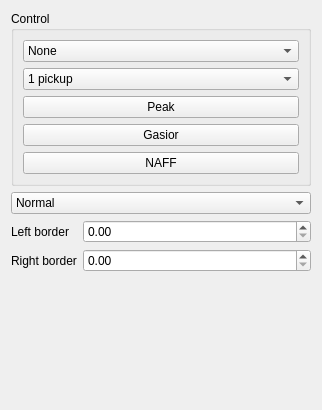
Snake9889/FreqMeasure, file ControlWidget.ui: the form before one commit.
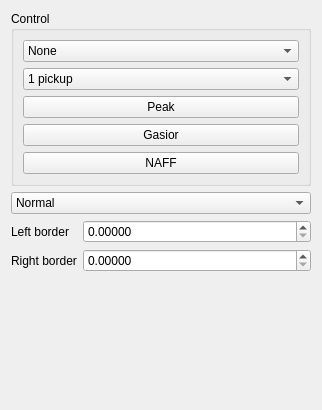
The form after the commit.

The edit to the form file:
```diff
--- a/ControlWidget.ui
+++ b/ControlWidget.ui
@@ -133,6 +133,9 @@
      </item>
      <item row="0" column="1">
       <widget class="QDoubleSpinBox" name="lboardSBox">
+       <property name="decimals">
+        <number>5</number>
+       </property>
        <property name="maximum">
         <double>1.000000000000000</double>
        </property>
@@ -150,6 +153,9 @@
      </item>
      <item row="1" column="1">
       <widget class="QDoubleSpinBox" name="rboardSBox">
+       <property name="decimals">
+        <number>5</number>
+       </property>
        <property name="maximum">
         <double>1.000000000000000</double>
        </property>
```
Left out of the diff: 4 changed lines with no effect on the pictures.
